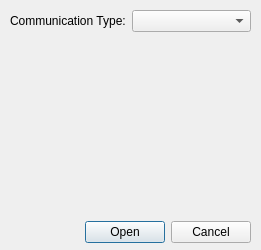
Above: CubesControl/ui/commsettingsdialog.ui from tstana/cubes-sw before the change. Below: the same form after it.
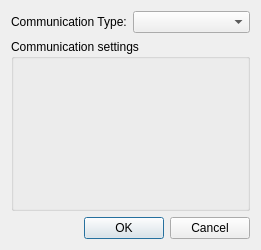
That is the form after the change.

Commit message:
CubesControl: WIP -- settings dialog
Currently stuck on "undefined reference to vtable..."

```diff
--- a/CubesControl/ui/commsettingsdialog.ui
+++ b/CubesControl/ui/commsettingsdialog.ui
@@ -13,16 +13,43 @@
   <property name="windowTitle">
    <string>Dialog</string>
   </property>
-  <widget class="QWidget" name="">
-   <property name="geometry">
-    <rect>
-     <x>10</x>
-     <y>220</y>
-     <width>241</width>
-     <height>25</height>
-    </rect>
-   </property>
-   <layout class="QHBoxLayout" name="hlayoutButtons">
+  <layout class="QVBoxLayout" name="verticalLayout">
+   <item>
+    <layout class="QHBoxLayout" name="hboxType">
+     <item>
+      <widget class="QLabel" name="lblCommType">
+       <property name="text">
+        <string>Communication Type:</string>
+       </property>
+      </widget>
+     </item>
+     <item>
+      <widget class="QComboBox" name="cbCommType">
+       <property name="sizePolicy">
+        <sizepolicy hsizetype="Expanding" vsizetype="Fixed">
+         <horstretch>0</horstretch>
+         <verstretch>0</verstretch>
+        </sizepolicy>
+       </property>
+      </widget>
+     </item>
+    </layout>
+   </item>
+   <item>
+    <widget class="QGroupBox" name="groupCommSettings">
+     <property name="sizePolicy">
+      <sizepolicy hsizetype="Expanding" vsizetype="Expanding">
+       <horstretch>0</horstretch>
+       <verstretch>0</verstretch>
+      </sizepolicy>
+     </property>
+     <property name="title">
+      <string>Communication settings</string>
+     </property>
+    </widget>
+   </item>
+   <item>
+    <layout class="QHBoxLayout" name="hboxButtons">
     <item>
      <spacer name="horizontalSpacer">
       <property name="orientation">
@@ -37,9 +64,9 @@
      </spacer>
     </item>
     <item>
-     <widget class="QPushButton" name="btnOpen">
+      <widget class="QPushButton" name="btnOk">
       <property name="text">
-       <string>Open</string>
+        <string>OK</string>
       </property>
      </widget>
     </item>
@@ -51,47 +78,8 @@
      </widget>
     </item>
    </layout>
-  </widget>
-  <widget class="QWidget" name="verticalLayoutWidget">
-   <property name="geometry">
-    <rect>
-     <x>10</x>
-     <y>40</y>
-     <width>241</width>
-     <height>171</height>
-    </rect>
-   </property>
-   <layout class="QVBoxLayout" name="vlayoutSettings"/>
-  </widget>
-  <widget class="QWidget" name="horizontalLayoutWidget">
-   <property name="geometry">
-    <rect>
-     <x>10</x>
-     <y>10</y>
-     <width>241</width>
-     <height>22</height>
-    </rect>
-   </property>
-   <layout class="QHBoxLayout" name="hlayoutType">
-    <item>
-     <widget class="QLabel" name="lblCommType">
-      <property name="text">
-       <string>Communication Type:</string>
-      </property>
-     </widget>
-    </item>
-    <item>
-     <widget class="QComboBox" name="cbCommType">
-      <property name="sizePolicy">
-       <sizepolicy hsizetype="Expanding" vsizetype="Fixed">
-        <horstretch>0</horstretch>
-        <verstretch>0</verstretch>
-       </sizepolicy>
-      </property>
-     </widget>
-    </item>
-   </layout>
-  </widget>
+   </item>
+  </layout>
  </widget>
  <resources/>
  <connections/>
```
Lines whose indentation alone changed are shown as unchanged. The commit also changes 3 other files.
